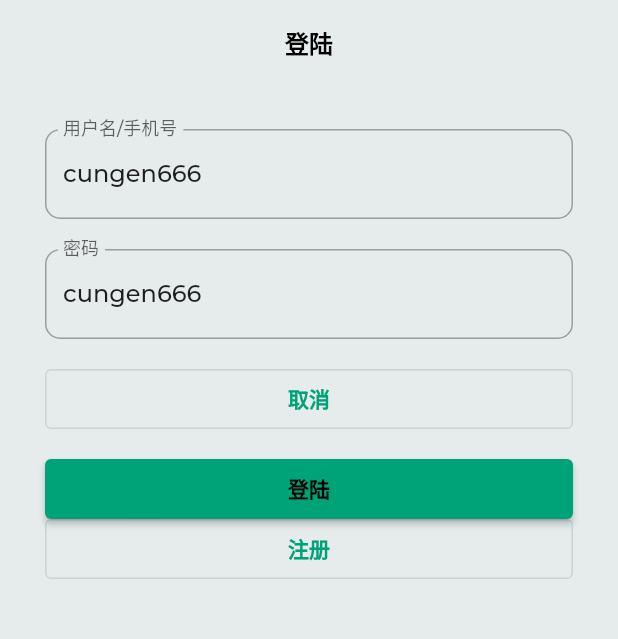
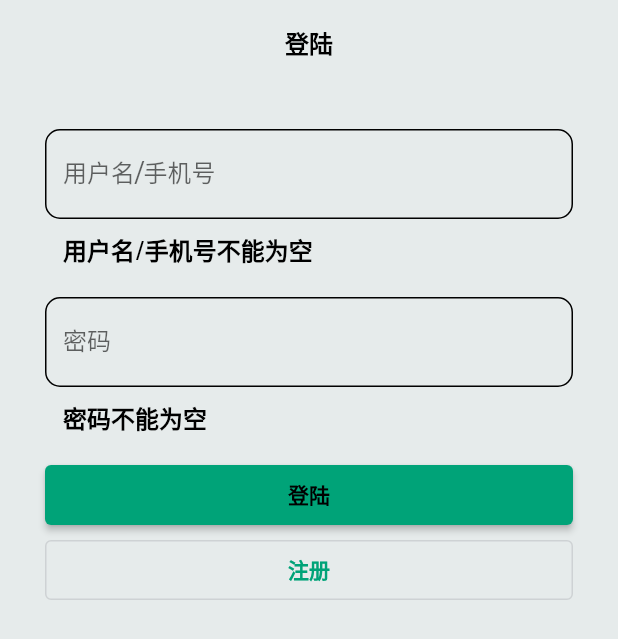
Before and after one commit to xuyanzhuqing/consumerteamui, a Flutter app: the screen it shows after launch, on a phone screen of 412 x 824 dp. Shown: the top 639 px of the screen. Run offline on Flutter 3.47's test engine with Material 2 defaults, Android fonts, the phone set to English and light mode, and no system bars; our stand-ins replace form_field_validator, google_fonts.

Commit message:
修复表单不刷新问题

```diff
--- a/lib/components/my_form/lib/my_form.dart
+++ b/lib/components/my_form/lib/my_form.dart
@@ -39,10 +39,10 @@ class MyForm extends StatefulWidget {
 
   @override
   bool operator == (Object other) => identical(this, other)
-    || other is MyForm && title == other.title && submitLabel == other.submitLabel && cancelLabel == other.cancelLabel;
+    || other is MyForm && title == other.title && submitLabel == other.submitLabel && cancelLabel == other.cancelLabel && items == other.items;
 
   @override
-  int get hashCode => title.hashCode ^ submitLabel.hashCode ^ cancelLabel.hashCode;
+  int get hashCode => title.hashCode ^ submitLabel.hashCode ^ cancelLabel.hashCode ^ items.hashCode;
 }
 
 class _MyForm extends State<MyForm> {
@@ -62,6 +62,9 @@ class _MyForm extends State<MyForm> {
         }
       )
     );
+
+    res.add(SizedBox(height: 10,));
+
     res.add(
       MyFormItem.buildButton(
         widget.cancelLabel,
@@ -73,10 +76,6 @@ class _MyForm extends State<MyForm> {
       )
     );
 
-    // sysBtn.forEach((element) {
-    //   list.add(SizedBox(height: 10));
-    //   list.add(element);
-    // });
     return res;
   }
 
@@ -119,6 +118,8 @@ class _MyForm extends State<MyForm> {
         MyFormItemInner item = myFormItemInner[prop]!.copyWith(
           myFormItem: element
         );
+        print(element.label);
+        print(item.myFormItem.label);
         myFormItemInner[prop] = item;
         list.add(buildCharWidget(item));
       } else if (which == Which.button) {
--- a/lib/views/login.dart
+++ b/lib/views/login.dart
@@ -11,8 +11,8 @@ class _Login extends State<Login> {
   GlobalKey formKey= new GlobalKey<FormState>();
 
   Map<String, dynamic> _model = {
-    "user": "cungen666",
-    "password": "cungen666"
+    "user": "",
+    "password": ""
   };
 
   @override
@@ -24,12 +24,18 @@ class _Login extends State<Login> {
         initalValue: _model['user'],
         which: Which.char,
         rules: MultiValidator([
-          RequiredValidator(errorText: '用户密码不能为空'),
-          MaxLengthValidator(16, errorText: '最长16'),
+          RequiredValidator(errorText: '用户名/手机号不能为空'),
         ])
       ),
-      MyFormItem<String>(prop: "password", initalValue: _model['password'] as String, label: "密码", which: Which.char),
-      MyFormItem(prop: "btn", label: "取消", which: Which.button, buttonStyle: MyButtonStyle.outline),
+      MyFormItem<String>(
+          prop: "password",
+          initalValue: _model['password'] as String,
+          label: "密码",
+          which: Which.char,
+          rules: MultiValidator([
+            RequiredValidator(errorText: '密码不能为空'),
+          ])
+      ),
     ];
 
     return MyForm(
@@ -45,6 +51,7 @@ class _Login extends State<Login> {
   }
 
   void onFiledChange (String key, dynamic value) {
+    print('------------');
     print(key);
     print(value);
   }
--- a/lib/views/register.dart
+++ b/lib/views/register.dart
@@ -12,6 +12,8 @@ class Register extends StatefulWidget {
 class _Register extends State<Register> {
   GlobalKey formKey= new GlobalKey<FormState>();
 
+  @override
+  Widget build(BuildContext context) {
     List<MyFormItem> items = [
       MyFormItem<String>(prop: "name", initalValue: "", label: "姓名", which: Which.char, rules: MultiValidator([
         RequiredValidator(errorText: '用户密码不能为空'),
@@ -21,10 +23,6 @@ class _Register extends State<Register> {
       MyFormItem<String>(prop: "age", initalValue: '18', label: "年龄", which: Which.char),
       // MyFormItem(prop: "btn", label: "取消", which: Which.button, buttonStyle: MyButtonStyle.outline),
     ];
-
-  @override
-  Widget build(BuildContext context) {
-
     return MyForm(
       formKey: formKey,
       title: "注册",
```
Lines whose indentation alone changed are shown as unchanged.
